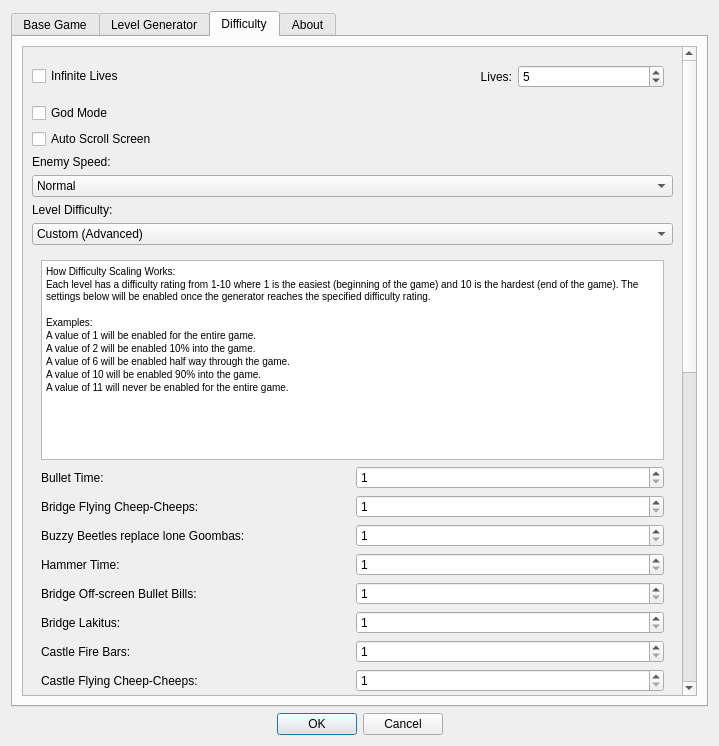
Before: the Qt Designer form SMB1/SMB1_Compliance_To_SMB1/Configure_Settings_Form.ui in Coolcord/Level-Headed, drawn with Qt 5.
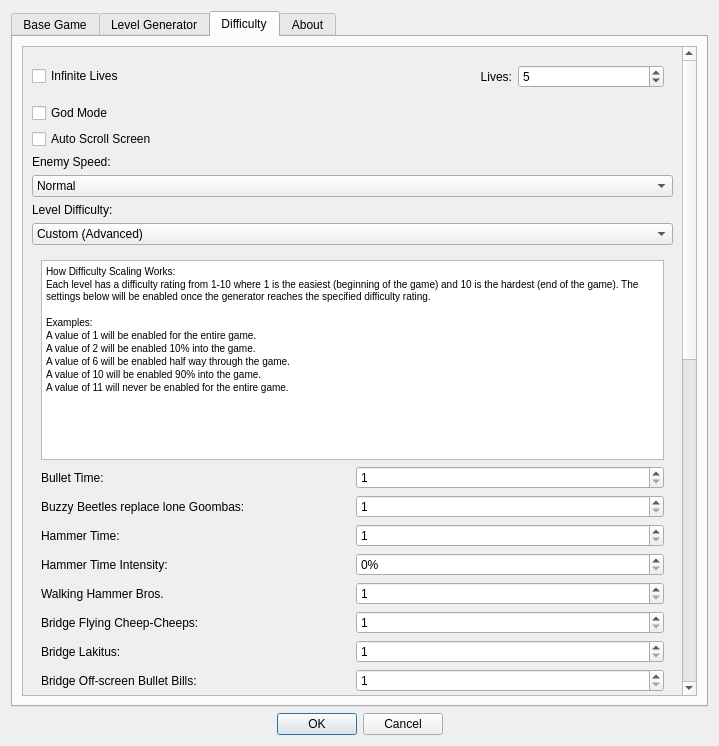
After: the same form once the commit is applied. The open tabs and pages were chosen to show the change.

Commit message: Hammer Bros can now be set to walk in later levels

Diff of the .ui file:
```diff
--- a/SMB1/SMB1_Compliance_To_SMB1/Configure_Settings_Form.ui
+++ b/SMB1/SMB1_Compliance_To_SMB1/Configure_Settings_Form.ui
@@ -635,9 +635,9 @@
           <property name="geometry">
            <rect>
             <x>0</x>
-            <y>0</y>
+            <y>-134</y>
             <width>652</width>
-            <height>1485</height>
+            <height>1552</height>
            </rect>
           </property>
           <layout class="QVBoxLayout" name="verticalLayout_3">
@@ -917,27 +917,6 @@
                 </item>
                </layout>
               </item>
-              <item>
-               <layout class="QHBoxLayout" name="layoutBridgeFlyingCheepCheeps">
-                <item>
-                 <widget class="QLabel" name="lblBridgeFlyingCheepCheeps">
-                  <property name="text">
-                   <string>Bridge Flying Cheep-Cheeps:</string>
-                  </property>
-                 </widget>
-                </item>
-                <item>
-                 <widget class="QSpinBox" name="sbBridgeFlyingCheepCheeps">
-                  <property name="minimum">
-                   <number>1</number>
-                  </property>
-                  <property name="maximum">
-                   <number>11</number>
-                  </property>
-                 </widget>
-                </item>
-               </layout>
-              </item>
               <item>
                <layout class="QHBoxLayout" name="layoutBuzzyBeetleReplaceLoneGoombas">
                 <item>
@@ -987,16 +966,67 @@
                </layout>
               </item>
               <item>
-               <layout class="QHBoxLayout" name="layoutBridgeOffscreenBulletBills">
+               <layout class="QHBoxLayout" name="layoutHammerTimeIntensity">
                 <item>
-                 <widget class="QLabel" name="lblBridgeOffscreenBulletBills">
+                 <widget class="QLabel" name="lblHammerTimeIntensity">
+                  <property name="toolTip">
+                   <string/>
+                  </property>
                   <property name="text">
-                   <string>Bridge Off-screen Bullet Bills:</string>
+                   <string>Hammer Time Intensity:</string>
                   </property>
                  </widget>
                 </item>
                 <item>
-                 <widget class="QSpinBox" name="sbBridgeOffscreenBulletBills">
+                 <widget class="QSpinBox" name="sbHammerTimeIntensity">
+                  <property name="suffix">
+                   <string>%</string>
+                  </property>
+                  <property name="minimum">
+                   <number>0</number>
+                  </property>
+                  <property name="maximum">
+                   <number>100</number>
+                  </property>
+                  <property name="value">
+                   <number>0</number>
+                  </property>
+                 </widget>
+                </item>
+               </layout>
+              </item>
+              <item>
+               <layout class="QHBoxLayout" name="layoutWalkingHammerBros">
+                <item>
+                 <widget class="QLabel" name="lblWalkingHammerBros">
+                  <property name="text">
+                   <string>Walking Hammer Bros.</string>
+                  </property>
+                 </widget>
+                </item>
+                <item>
+                 <widget class="QSpinBox" name="sbWalkingHammerBros">
+                  <property name="minimum">
+                   <number>1</number>
+                  </property>
+                  <property name="maximum">
+                   <number>11</number>
+                  </property>
+                 </widget>
+                </item>
+               </layout>
+              </item>
+              <item>
+               <layout class="QHBoxLayout" name="layoutBridgeFlyingCheepCheeps">
+                <item>
+                 <widget class="QLabel" name="lblBridgeFlyingCheepCheeps">
+                  <property name="text">
+                   <string>Bridge Flying Cheep-Cheeps:</string>
+                  </property>
+                 </widget>
+                </item>
+                <item>
+                 <widget class="QSpinBox" name="sbBridgeFlyingCheepCheeps">
                   <property name="minimum">
                    <number>1</number>
                   </property>
@@ -1028,6 +1058,27 @@
                 </item>
                </layout>
               </item>
+              <item>
+               <layout class="QHBoxLayout" name="layoutBridgeOffscreenBulletBills">
+                <item>
+                 <widget class="QLabel" name="lblBridgeOffscreenBulletBills">
+                  <property name="text">
+                   <string>Bridge Off-screen Bullet Bills:</string>
+                  </property>
+                 </widget>
+                </item>
+                <item>
+                 <widget class="QSpinBox" name="sbBridgeOffscreenBulletBills">
+                  <property name="minimum">
+                   <number>1</number>
+                  </property>
+                  <property name="maximum">
+                   <number>11</number>
+                  </property>
+                 </widget>
+                </item>
+               </layout>
+              </item>
               <item>
                <layout class="QHBoxLayout" name="layoutCastleFireBars">
                 <item>
```
Left out of the diff: 405 changed lines with no effect on the pictures. The commit also changes 16 other files.
